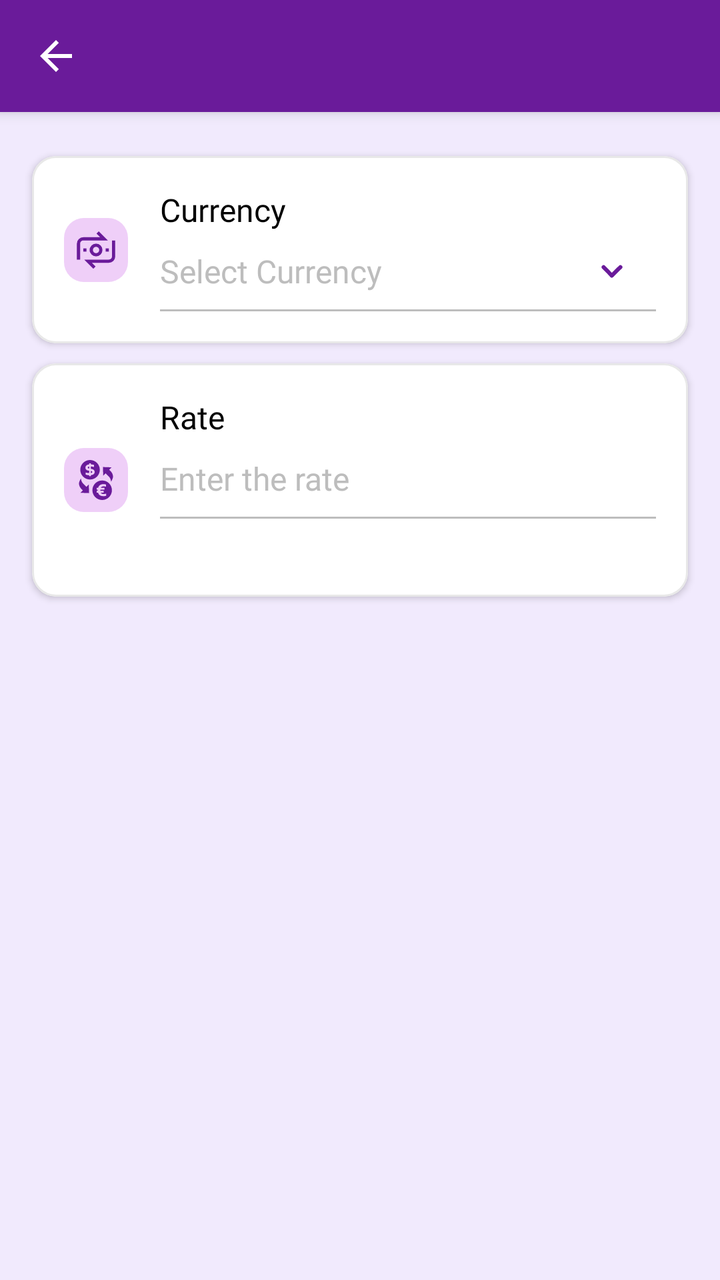
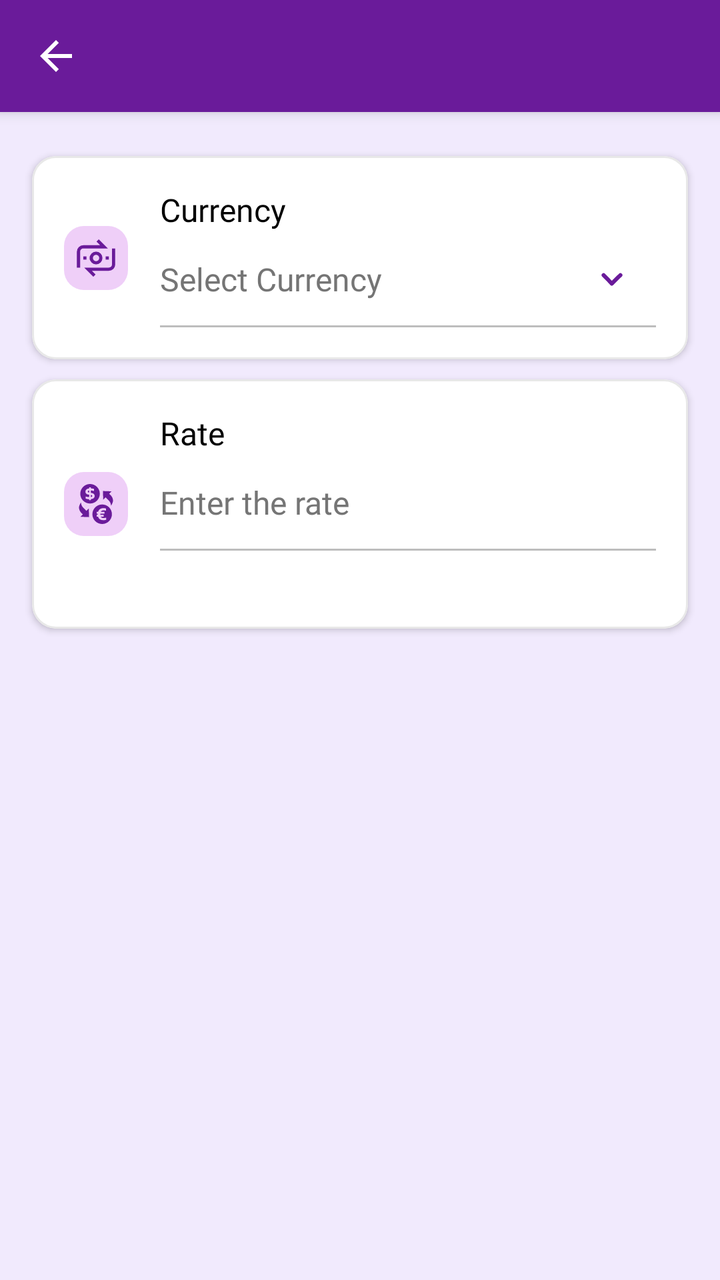

Screens rendered from an Android XML layout before and after an edit, with the pre-edit source and the edit as a unified diff.
<!-- AndroidManifest.xml: application theme Theme.MoneyTracker -->
<!-- res/layout/activity_add_currency.xml -->
<?xml version="1.0" encoding="utf-8"?>
<androidx.constraintlayout.widget.ConstraintLayout xmlns:android="http://schemas.android.com/apk/res/android"
    xmlns:app="http://schemas.android.com/apk/res-auto"
    android:layout_width="match_parent"
    android:layout_height="match_parent"
    android:id="@+id/rootView"
    android:background="@color/app_light_background">

    
    <androidx.constraintlayout.widget.ConstraintLayout
        android:id="@+id/toolbarWrapper"
        android:layout_width="0dp"
        android:layout_height="wrap_content"
        android:background="@color/vibrant_orange"
        android:elevation="4dp"
        app:layout_constraintEnd_toEndOf="parent"
        app:layout_constraintStart_toStartOf="parent"
        app:layout_constraintTop_toTopOf="parent">

        <include
            android:id="@+id/toolbar"
            layout="@layout/toolbar_back" />

    </androidx.constraintlayout.widget.ConstraintLayout>

    
    <androidx.core.widget.NestedScrollView
        android:id="@+id/scrollView"
        android:layout_width="0dp"
        android:layout_height="0dp"
        android:fillViewport="true"
        android:scrollbars="none"
        app:layout_constraintBottom_toBottomOf="parent"
        app:layout_constraintEnd_toEndOf="parent"
        app:layout_constraintStart_toStartOf="parent"
        app:layout_constraintTop_toBottomOf="@id/toolbarWrapper">

        <androidx.constraintlayout.widget.ConstraintLayout
            android:layout_width="match_parent"
            android:layout_height="wrap_content"
            android:focusable="true"
            android:focusableInTouchMode="true">

            <androidx.constraintlayout.widget.ConstraintLayout
                android:id="@+id/topWrapper"
                android:layout_width="0dp"
                android:layout_height="match_parent"
                android:layout_marginTop="@dimen/padding_16"
                app:layout_constraintEnd_toEndOf="parent"
                app:layout_constraintStart_toStartOf="parent"
                app:layout_constraintTop_toTopOf="parent">

                <com.google.android.material.card.MaterialCardView
                    android:id="@+id/cardCurrency"
                    android:layout_width="match_parent"
                    android:layout_height="wrap_content"
                    android:layout_marginTop="@dimen/margin_6"
                    android:layout_marginHorizontal="@dimen/margin_16"
                    app:cardCornerRadius="@dimen/corner_radius_12"
                    app:cardElevation="2dp"
                    app:layout_constraintEnd_toEndOf="parent"
                    app:layout_constraintStart_toStartOf="parent"
                    app:layout_constraintTop_toTopOf="parent"
                    app:strokeColor="@color/card_shadow"
                    app:strokeWidth="1dp">

                    <androidx.constraintlayout.widget.ConstraintLayout
                        android:layout_width="match_parent"
                        android:layout_height="wrap_content"
                        android:padding="@dimen/padding_16">

                        <androidx.appcompat.widget.AppCompatImageView
                            android:id="@+id/ivCurrency"
                            android:layout_width="32dp"
                            android:layout_height="32dp"
                            android:background="@drawable/bg_circle_theme"
                            android:padding="@dimen/padding_6"
                            android:src="@drawable/ic_currency"
                            app:layout_constraintBottom_toBottomOf="parent"
                            app:layout_constraintStart_toStartOf="parent"
                            app:layout_constraintTop_toTopOf="parent"
                            app:tint="@color/primary" />

                        <androidx.appcompat.widget.AppCompatTextView
                            android:id="@+id/currencyLabel"
                            android:layout_width="wrap_content"
                            android:layout_height="wrap_content"
                            android:layout_marginStart="@dimen/margin_16"
                            android:text="@string/currency"
                            android:textColor="@color/black"
                            android:textSize="@dimen/text_16"
                            app:fontFamily="@font/exo2_bold"
                            app:layout_constraintStart_toEndOf="@id/ivCurrency"
                            app:layout_constraintTop_toTopOf="parent" />

                        <androidx.appcompat.widget.AppCompatTextView
                            android:id="@+id/tvCurrencyName"
                            android:layout_width="0dp"
                            android:layout_height="@dimen/edit_text_height_40"
                            android:background="@drawable/bg_edit_text_underline"
                            android:drawableEnd="@drawable/ic_account_caret"
                            android:drawableTint="@color/primary"
                            android:ems="10"
                            android:fontFamily="@font/exo2_medium"
                            android:gravity="center_vertical"
                            android:hint="@string/select_currency"
                            android:inputType="numberDecimal"
                            android:paddingStart="@dimen/padding_0"
                            android:paddingEnd="@dimen/padding_16"
                            android:textColor="@color/black"
                            android:textColorHint="@color/grey"
                            android:textSize="@dimen/text_16"
                            app:layout_constraintEnd_toEndOf="parent"
                            app:layout_constraintStart_toStartOf="@id/currencyLabel"
                            app:layout_constraintTop_toBottomOf="@id/currencyLabel" />
                    </androidx.constraintlayout.widget.ConstraintLayout>
                </com.google.android.material.card.MaterialCardView>

                <com.google.android.material.card.MaterialCardView
                    android:id="@+id/cardRate"
                    android:layout_width="match_parent"
                    android:layout_height="wrap_content"
                    android:layout_marginHorizontal="@dimen/margin_16"
                    android:layout_marginVertical="@dimen/margin_10"
                    app:cardCornerRadius="@dimen/corner_radius_12"
                    app:cardElevation="2dp"
                    app:layout_constraintEnd_toEndOf="parent"
                    app:layout_constraintStart_toStartOf="parent"
                    app:layout_constraintTop_toBottomOf="@+id/cardCurrency"
                    app:strokeColor="@color/card_shadow"
                    app:strokeWidth="1dp">

                    <androidx.constraintlayout.widget.ConstraintLayout
                        android:layout_width="match_parent"
                        android:layout_height="wrap_content"
                        android:padding="@dimen/padding_16">

                        <androidx.appcompat.widget.AppCompatImageView
                            android:id="@+id/ivRate"
                            android:layout_width="32dp"
                            android:layout_height="32dp"
                            android:background="@drawable/bg_circle_theme"
                            android:padding="@dimen/padding_6"
                            android:src="@drawable/ic_exchange"
                            app:layout_constraintBottom_toBottomOf="parent"
                            app:layout_constraintStart_toStartOf="parent"
                            app:layout_constraintTop_toTopOf="parent"
                            app:tint="@color/primary" />

                        <androidx.appcompat.widget.AppCompatTextView
                            android:id="@+id/currencyRateLabel"
                            android:layout_width="wrap_content"
                            android:layout_height="wrap_content"
                            android:layout_marginStart="@dimen/margin_16"
                            android:text="@string/rate"
                            android:textColor="@color/black"
                            android:textSize="@dimen/text_16"
                            app:fontFamily="@font/exo2_bold"
                            app:layout_constraintStart_toEndOf="@id/ivRate"
                            app:layout_constraintTop_toTopOf="parent" />

                        <androidx.appcompat.widget.AppCompatEditText
                            android:id="@+id/etRate"
                            android:layout_width="0dp"
                            android:layout_height="@dimen/edit_text_height_40"
                            android:background="@drawable/bg_edit_text_underline"
                            android:ems="10"
                            android:fontFamily="@font/exo2_medium"
                            android:hint="@string/enter_the_rate"
                            android:inputType="textCapWords"
                            android:paddingStart="@dimen/padding_0"
                            android:paddingEnd="@dimen/padding_16"
                            android:textColor="@color/black"
                            android:textColorHint="@color/grey"
                            android:textSize="@dimen/text_16"
                            app:layout_constraintEnd_toEndOf="parent"
                            app:layout_constraintStart_toStartOf="@id/currencyRateLabel"
                            app:layout_constraintTop_toBottomOf="@id/currencyRateLabel" />

                        <androidx.appcompat.widget.AppCompatTextView
                            android:id="@+id/tvRate"
                            android:layout_width="wrap_content"
                            android:layout_height="wrap_content"
                            android:layout_marginTop="@dimen/margin_4"
                            android:fontFamily="@font/exo2_medium"
                            android:textColor="@color/funky_grey"
                            android:textSize="@dimen/text_14"
                            app:layout_constraintBottom_toBottomOf="parent"
                            app:layout_constraintStart_toStartOf="@id/currencyRateLabel"
                            app:layout_constraintTop_toBottomOf="@+id/etRate" />
                    </androidx.constraintlayout.widget.ConstraintLayout>
                </com.google.android.material.card.MaterialCardView>

            </androidx.constraintlayout.widget.ConstraintLayout>
        </androidx.constraintlayout.widget.ConstraintLayout>
    </androidx.core.widget.NestedScrollView>
</androidx.constraintlayout.widget.ConstraintLayout>
<!-- res/layout/toolbar_back.xml (included above) -->
<?xml version="1.0" encoding="utf-8"?>
<androidx.appcompat.widget.Toolbar xmlns:android="http://schemas.android.com/apk/res/android"
    xmlns:app="http://schemas.android.com/apk/res-auto"
    android:id="@+id/toolbarBack"
    android:layout_width="match_parent"
    android:layout_height="wrap_content"
    android:background="@color/vibrant_orange"
    android:elevation="@dimen/corner_elevation_8"
    app:contentInsetEnd="0dp"
    app:contentInsetLeft="0dp"
    app:contentInsetRight="0dp"
    app:contentInsetStart="0dp"
    app:popupTheme="@style/ThemeOverlay.AppCompat.Light">

    <androidx.constraintlayout.widget.ConstraintLayout
        android:layout_width="match_parent"
        android:layout_height="match_parent">

        
        <androidx.appcompat.widget.AppCompatImageView
            android:id="@+id/icBack"
            android:layout_width="wrap_content"
            android:layout_height="wrap_content"
            android:padding="@dimen/padding_16"
            android:src="@drawable/ic_back"
            app:layout_constraintBottom_toBottomOf="parent"
            app:layout_constraintStart_toStartOf="parent"
            app:layout_constraintTop_toTopOf="parent"
            app:tint="@color/white" />

        
        <androidx.appcompat.widget.AppCompatTextView
            android:id="@+id/tvTitle"
            android:layout_width="wrap_content"
            android:layout_height="wrap_content"
            android:fontFamily="@font/exo2_semibold"
            android:textColor="@color/white"
            android:textSize="@dimen/text_18"
            app:layout_constraintBottom_toBottomOf="parent"
            app:layout_constraintStart_toEndOf="@id/icBack"
            app:layout_constraintTop_toTopOf="parent" />

        
        <androidx.appcompat.widget.AppCompatTextView
            android:id="@+id/tvSave"
            android:layout_width="wrap_content"
            android:layout_height="wrap_content"
            android:layout_marginEnd="@dimen/margin_20"
            android:fontFamily="@font/exo2_semibold"
            android:text="@string/save"
            android:textAllCaps="true"
            android:textColor="@color/white"
            android:textSize="@dimen/text_16"
            android:visibility="gone"
            app:layout_constraintBottom_toBottomOf="parent"
            app:layout_constraintEnd_toEndOf="parent"
            app:layout_constraintTop_toTopOf="parent" />

        
        <androidx.appcompat.widget.AppCompatImageView
            android:id="@+id/ivAdd"
            android:layout_width="wrap_content"
            android:layout_height="wrap_content"
            android:layout_marginEnd="@dimen/margin_20"
            android:fontFamily="@font/exo2_semibold"
            android:src="@drawable/ic_add"
            android:visibility="gone"
            app:layout_constraintBottom_toBottomOf="parent"
            app:layout_constraintEnd_toEndOf="parent"
            app:layout_constraintTop_toTopOf="parent"
            app:tint="@color/white" />

        
        <androidx.appcompat.widget.AppCompatImageView
            android:id="@+id/ivDelete"
            android:layout_width="wrap_content"
            android:layout_height="wrap_content"
            android:layout_marginEnd="@dimen/margin_12"
            android:src="@drawable/ic_delete"
            android:visibility="gone"
            app:layout_constraintBottom_toBottomOf="parent"
            app:layout_constraintEnd_toEndOf="parent"
            app:layout_constraintTop_toTopOf="parent"
            app:tint="@color/white" />

        
        <androidx.appcompat.widget.AppCompatImageView
            android:id="@+id/ivEdit"
            android:layout_width="wrap_content"
            android:layout_height="wrap_content"
            android:layout_marginEnd="@dimen/margin_10"
            android:src="@drawable/ic_edit"
            android:visibility="gone"
            app:layout_constraintBottom_toBottomOf="parent"
            app:layout_constraintEnd_toStartOf="@id/ivDelete"
            app:layout_constraintTop_toTopOf="parent"
            app:tint="@color/white" />

        
        <androidx.appcompat.widget.AppCompatImageView
            android:id="@+id/ivCalendar"
            android:layout_width="24dp"
            android:layout_height="24dp"
            android:layout_marginEnd="@dimen/margin_24"
            android:src="@drawable/ic_calendar_menu"
            android:visibility="gone"
            app:layout_constraintBottom_toBottomOf="parent"
            app:layout_constraintEnd_toEndOf="parent"
            app:layout_constraintTop_toTopOf="parent"
            app:tint="@color/white" />

        
        <androidx.appcompat.widget.AppCompatImageView
            android:id="@+id/ivAttach"
            android:layout_width="24dp"
            android:layout_height="24dp"
            android:layout_marginEnd="@dimen/margin_24"
            android:src="@drawable/ic_attach"
            android:visibility="gone"
            app:layout_constraintBottom_toBottomOf="parent"
            app:layout_constraintEnd_toEndOf="parent"
            app:layout_constraintTop_toTopOf="parent"
            app:tint="@color/white" />

        
        <androidx.appcompat.widget.AppCompatImageView
            android:id="@+id/ivMore"
            android:layout_width="24dp"
            android:layout_height="24dp"
            android:layout_marginEnd="@dimen/margin_10"
            android:src="@drawable/ic_more_menu"
            android:visibility="gone"
            app:layout_constraintBottom_toBottomOf="parent"
            app:layout_constraintEnd_toEndOf="parent"
            app:layout_constraintTop_toTopOf="parent"
            app:tint="@color/white" />
    </androidx.constraintlayout.widget.ConstraintLayout>
</androidx.appcompat.widget.Toolbar>
<!-- resources referenced by this layout -->
<resources>
  <color name="app_light_background">#8CE6D9FC</color>
  <color name="black">#FF000000</color>
  <color name="card_shadow">#E8E8E8</color>
  <color name="funky_grey">#777777</color>
  <color name="grey">#BDBDBD</color>
  <color name="primary">#FF6A1B9A</color>
  <color name="vibrant_orange">#FF6A1B9A</color>
  <color name="white">#FFFFFFFF</color>
  <dimen name="corner_elevation_8">8dp</dimen>
  <dimen name="corner_radius_12">12dp</dimen>
  <dimen name="edit_text_height_40">40dp</dimen>
  <dimen name="margin_10">10dp</dimen>
  <dimen name="margin_12">12dp</dimen>
  <dimen name="margin_16">16dp</dimen>
  <dimen name="margin_20">20dp</dimen>
  <dimen name="margin_24">24dp</dimen>
  <dimen name="margin_4">4dp</dimen>
  <dimen name="margin_6">6dp</dimen>
  <dimen name="padding_0">0dp</dimen>
  <dimen name="padding_16">16dp</dimen>
  <dimen name="padding_6">6dp</dimen>
  <dimen name="text_14">14sp</dimen>
  <dimen name="text_16">16sp</dimen>
  <dimen name="text_18">18sp</dimen>
  <!-- drawable bg_circle_theme (drawable) -->
  <?xml version="1.0" encoding="utf-8"?>
  <shape xmlns:android="http://schemas.android.com/apk/res/android"
      android:shape="rectangle">
      <corners android:radius="10dp" />
      <solid android:color="#8CE2A8F2"/>
  </shape>
  <!-- drawable ic_back (drawable) -->
  <?xml version="1.0" encoding="utf-8"?>
  <vector xmlns:android="http://schemas.android.com/apk/res/android"
      android:width="24dp"
      android:height="24dp"
      android:autoMirrored="true"
      android:tint="#000000"
      android:viewportWidth="24"
      android:viewportHeight="24">
  
      <path
          android:fillColor="@android:color/white"
          android:pathData="M20,11H7.83l5.59,-5.59L12,4l-8,8 8,8 1.41,-1.41L7.83,13H20v-2z" />
  
  </vector>
  <!-- drawable ic_more_menu (drawable) -->
  <vector xmlns:android="http://schemas.android.com/apk/res/android" android:height="32dp" android:viewportHeight="16" android:viewportWidth="16" android:width="32dp">
        
      <path android:fillColor="#000000" android:pathData="M9.5,13a1.5,1.5 0,1 1,-3 0,1.5 1.5,0 0,1 3,0zM9.5,8a1.5,1.5 0,1 1,-3 0,1.5 1.5,0 0,1 3,0zM9.5,3a1.5,1.5 0,1 1,-3 0,1.5 1.5,0 0,1 3,0z"/>
      
  </vector>
  <string name="currency">Currency</string>
  <string name="enter_the_rate">Enter the rate</string>
  <string name="rate">Rate</string>
  <string name="save">Save</string>
  <string name="select_currency">Select Currency</string>
  <!-- drawable bg_edit_text (drawable) -->
  <?xml version="1.0" encoding="utf-8"?>
  <layer-list xmlns:android="http://schemas.android.com/apk/res/android">
      <item
          android:left="-5dp"
          android:right="-5dp"
          android:top="-5dp">
          <shape android:shape="rectangle">
              <stroke
                  android:width="1dp"
                  android:color="@color/grey" />
          </shape>
      </item>
  </layer-list>
  <!-- drawable bg_edit_text_highlight (drawable) -->
  <?xml version="1.0" encoding="utf-8"?>
  <layer-list xmlns:android="http://schemas.android.com/apk/res/android">
      <item
          android:left="-5dp"
          android:right="-5dp"
          android:top="-5dp">
          <shape android:shape="rectangle">
              <stroke
                  android:width="2dp"
                  android:color="@color/vibrant_orange" />
          </shape>
      </item>
  </layer-list>
  <color name="azure_blue">#FF2563EB</color>
  <color name="emerald_green">#FF10B981</color>
  <color name="teal">#FF03DAC5</color>
  <color name="dark_teal">#FF018786</color>
  <!-- unchanged entries left out for length: 19 -->
</resources>

<!-- the commit's change to res/layout/activity_add_currency.xml (unified diff, before → after) -->
@@ -108,7 +108,7 @@
                             android:paddingStart="@dimen/padding_0"
                             android:paddingEnd="@dimen/padding_16"
                             android:textColor="@color/black"
-                            android:textColorHint="@color/grey"
+                            android:textColorHint="@color/text_hint"
                             android:textSize="@dimen/text_16"
                             app:layout_constraintEnd_toEndOf="parent"
                             app:layout_constraintStart_toStartOf="@id/currencyLabel"
@@ -171,7 +171,7 @@
                             android:paddingStart="@dimen/padding_0"
                             android:paddingEnd="@dimen/padding_16"
                             android:textColor="@color/black"
-                            android:textColorHint="@color/grey"
+                            android:textColorHint="@color/text_hint"
                             android:textSize="@dimen/text_16"
                             app:layout_constraintEnd_toEndOf="parent"
                             app:layout_constraintStart_toStartOf="@id/currencyRateLabel"
<!-- resource entries referenced after the edit -->
@@ -6,11 +6,12 @@
   <color name="funky_grey">#777777</color>
   <color name="grey">#BDBDBD</color>
   <color name="primary">#FF6A1B9A</color>
+  <color name="text_hint">#757575</color>
   <color name="vibrant_orange">#FF6A1B9A</color>
   <color name="white">#FFFFFFFF</color>
   <dimen name="corner_elevation_8">8dp</dimen>
   <dimen name="corner_radius_12">12dp</dimen>
-  <dimen name="edit_text_height_40">40dp</dimen>
+  <dimen name="edit_text_height_40">48dp</dimen>
   <dimen name="margin_10">10dp</dimen>
   <dimen name="margin_12">12dp</dimen>
   <dimen name="margin_16">16dp</dimen>
